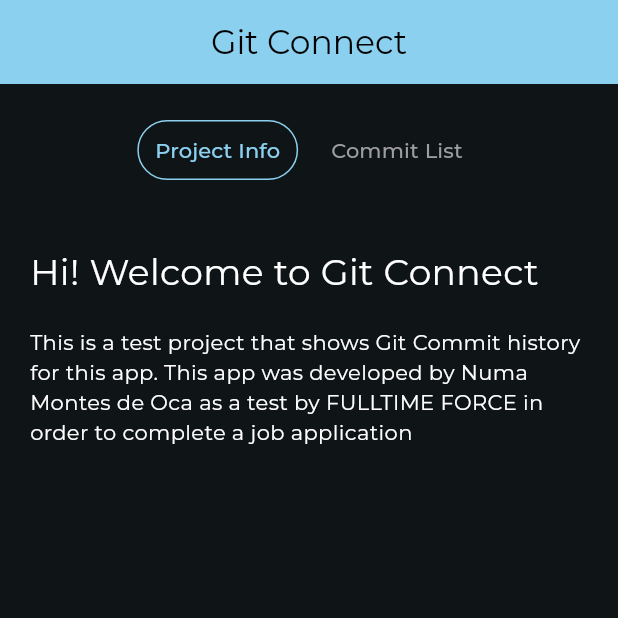
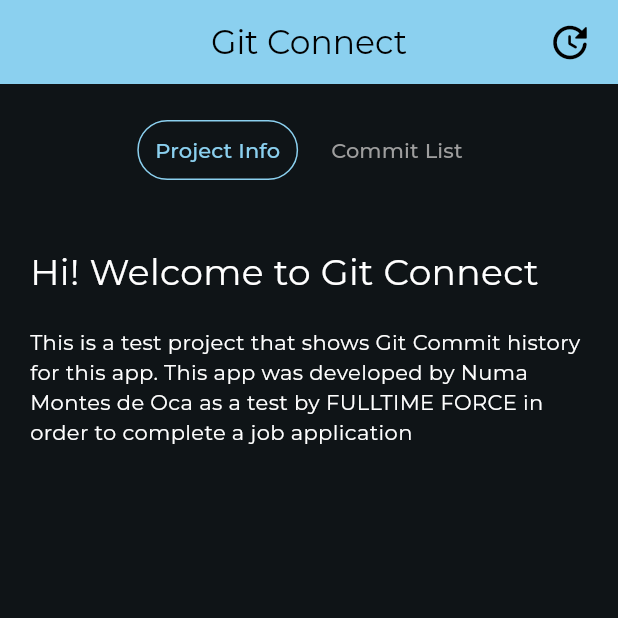
Before and after one commit to Numam2/gitconnect, a Flutter app: the screen it shows after launch, on a phone screen of 412 x 824 dp, the top half of it. Run offline on Flutter 3.47's test engine with Material 3 defaults, Android fonts, the phone set to English and light mode, and no system bars; our stand-ins replace google_fonts.

Commit message:
Added a reload button to Appbar

```diff
--- a/lib/home.dart
+++ b/lib/home.dart
@@ -32,6 +32,16 @@ class _HomeState extends State<Home> {
             widget.title,
             style: const TextStyle(color: Colors.black),
           ),
+          actions: [
+            Padding(
+              padding: const EdgeInsets.only(right: 8.0),
+              child: IconButton(
+                  iconSize: 30,
+                  color: Colors.black,
+                  onPressed: () => setState(() {}),
+                  icon: const Icon(Icons.update_rounded)),
+            )
+          ],
         ),
         body: StreamProvider<List<History>>(
             initialData: const [],
```
